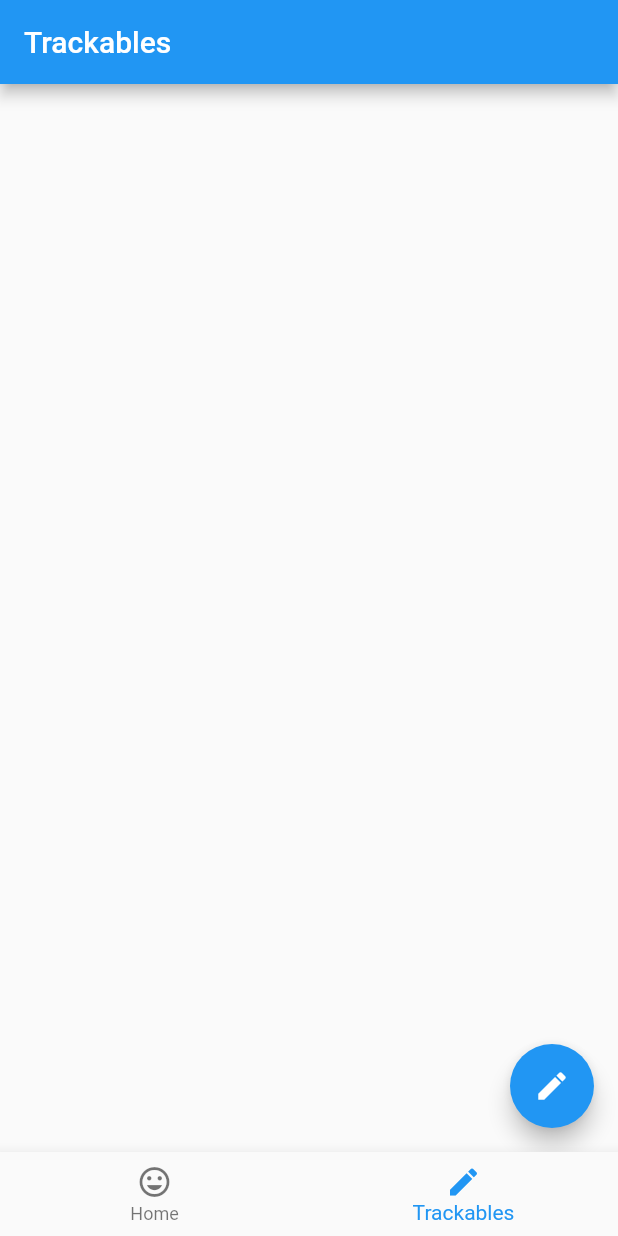
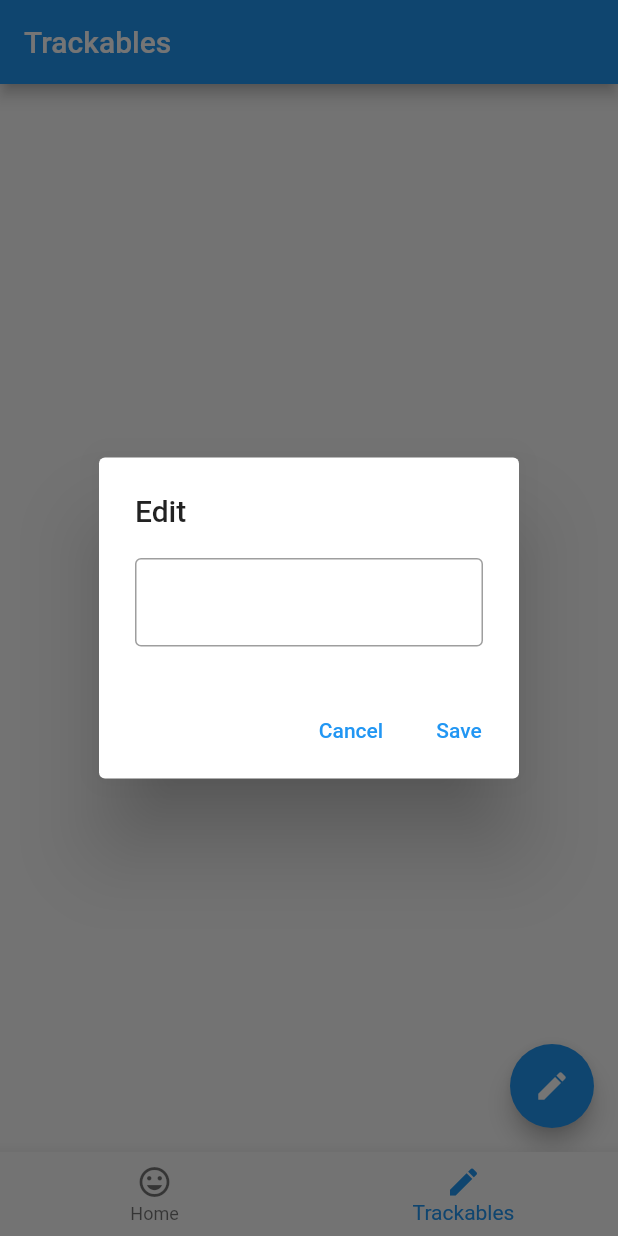
Before and after one commit to tytydraco/loggy, a Flutter app: the screen it shows after launch, item 2 of the bottom bar chosen, after a tap on the "edit" icon, on a phone screen of 412 x 824 dp. Run offline on Flutter 3.47's test engine with Material 2 defaults, Android fonts, the phone set to English and light mode, and no system bars; our stand-ins replace firebase_core, shared_preferences; accounts and stored records are empty.

Commit message:
Add and edit trackables
Signed-off-by: Tyler Nijmeh <tylernij@gmail.com>

```diff
--- a/lib/src/screens/trackables/trackables_screen.dart
+++ b/lib/src/screens/trackables/trackables_screen.dart
@@ -16,8 +16,43 @@ class _TrackablesScreenState extends State<TrackablesScreen>
     with AutomaticKeepAliveClientMixin {
   late final _storage = context.read<StorageBase>();
 
-  Future<void> _addNewTrackable() async {
-    // TODO(tytydraco): add trackables and display existing ones
+  Future<void> _editTrackable({String? initialTrackable}) async {
+    final newTrackable = await showDialog<String?>(
+      context: context,
+      builder: (context) {
+        final editController = TextEditingController();
+        if (initialTrackable != null) editController.text = initialTrackable;
+
+        return AlertDialog(
+          title: const Text('Edit'),
+          content: TextField(
+            controller: editController,
+            onSubmitted: (text) => Navigator.pop(context, text),
+            decoration: const InputDecoration(
+              border: OutlineInputBorder(),
+            ),
+          ),
+          actions: [
+            TextButton(
+              onPressed: () => Navigator.pop(context),
+              child: const Text('Cancel'),
+            ),
+            TextButton(
+              onPressed: () => Navigator.pop(context, editController.text),
+              child: const Text('Save'),
+            ),
+          ],
+        );
+      },
+    );
+
+    if (newTrackable == null || newTrackable == initialTrackable) return;
+
+    if (initialTrackable != null) {
+      await _storage.deleteTrackable(initialTrackable);
+    }
+
+    await _storage.addTrackable(newTrackable);
   }
 
   @override
@@ -34,8 +69,9 @@ class _TrackablesScreenState extends State<TrackablesScreen>
             final trackables = snapshot.data ?? {};
             return TrackablesList(
               trackables: trackables,
-              onTap: (trackable) {
-                // TODO(tytydraco): Edit
+              onTap: (trackable) async {
+                await _editTrackable(initialTrackable: trackable);
+                setState(() {});
               },
             );
           } else {
@@ -46,7 +82,10 @@ class _TrackablesScreenState extends State<TrackablesScreen>
         },
       ),
       floatingActionButton: FloatingActionButton(
-        onPressed: () async => _addNewTrackable(),
+        onPressed: () async {
+          await _editTrackable();
+          setState(() {});
+        },
         tooltip: 'New',
         child: const Icon(Icons.edit),
       ),
```
